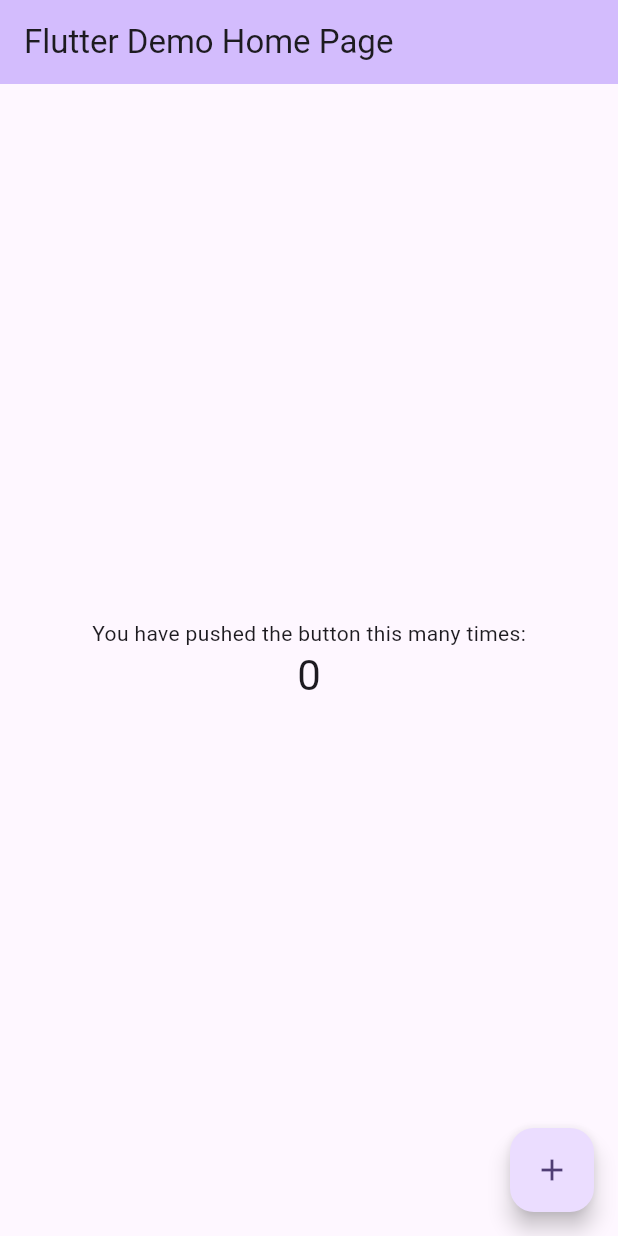
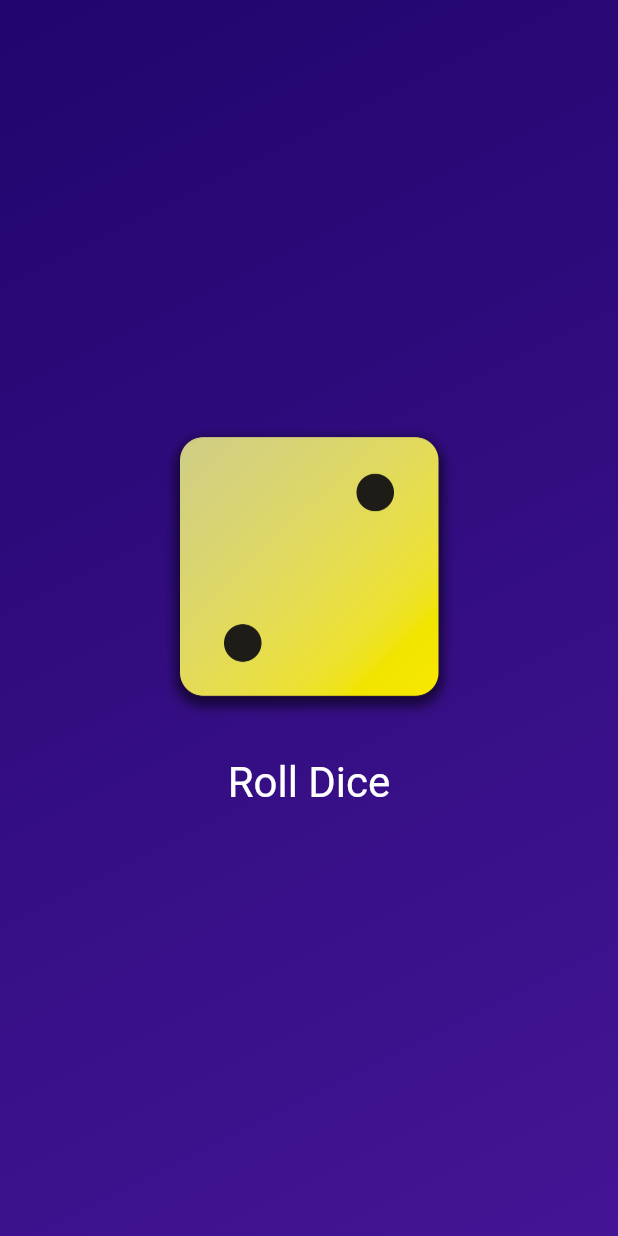
Before and after one commit to haydaridayoff/flutter-pizzaria, a Flutter app: the screen it shows after launch, on a phone screen of 412 x 824 dp. Run offline on Flutter 3.47's test engine with Material 3 defaults, Android fonts, the phone set to English and light mode, and no system bars.

Commit message:
Add new files and update existing files for Flutter Pizzaria app

```diff
--- /dev/null
+++ b/lib/dice_roller.dart
@@ -0,0 +1,51 @@
+import 'dart:math';
+
+import 'package:flutter/material.dart';
+
+final randomizer = Random();
+
+class DiceRoller extends StatefulWidget {
+  const DiceRoller({super.key});
+
+  @override
+  State<DiceRoller> createState() {
+    return _DiceRollerState();
+  }
+}
+
+class _DiceRollerState extends State<DiceRoller> {
+  var currentDiceRoll = 2;
+
+  void rollDice() {
+    setState(() {
+      currentDiceRoll = randomizer.nextInt(6) + 1;
+    });
+  }
+
+  @override
+  Widget build(context) {
+    return Column(
+      mainAxisSize: MainAxisSize.min,
+      children: [
+        Image.asset(
+          'assets/images/dice-$currentDiceRoll.png',
+          width: 200,
+        ),
+        const SizedBox(height: 20),
+        TextButton(
+          onPressed: rollDice,
+          style: TextButton.styleFrom(
+            // padding: const EdgeInsets.only(
+            //   top: 20,
+            // ),
+            foregroundColor: Colors.white,
+            textStyle: const TextStyle(
+              fontSize: 28,
+            ),
+          ),
+          child: const Text('Roll Dice'),
+        )
+      ],
+    );
+  }
+}
--- /dev/null
+++ b/lib/gradient_container.dart
@@ -0,0 +1,55 @@
+import 'package:flutter/material.dart';
+
+import 'package:flutter_pizzaria/dice_roller.dart';
+
+const startAlignment = Alignment.topLeft;
+const endAlignment = Alignment.bottomRight;
+
+class GradientContainer extends StatelessWidget {
+  const GradientContainer(this.color1, this.color2, {super.key});
+
+  const GradientContainer.purple({super.key})
+      : color1 = Colors.deepPurple,
+        color2 = Colors.indigo;
+
+  final Color color1;
+  final Color color2;
+
+  @override
+  Widget build(context) {
+    return Container(
+      decoration: BoxDecoration(
+        gradient: LinearGradient(
+          colors: [color1, color2],
+          begin: startAlignment,
+          end: endAlignment,
+        ),
+      ),
+      child: const Center(
+        child: DiceRoller(),
+      ),
+    );
+  }
+}
+
+// class GradientContainer extends StatelessWidget {
+//   const GradientContainer({super.key, required this.colors});
+
+//   final List<Color> colors;
+
+//   @override
+//   Widget build(context) {
+//     return Container(
+//       decoration: BoxDecoration(
+//         gradient: LinearGradient(
+//           colors: colors,
+//           begin: startAlignment,
+//           end: endAlignment,
+//         ),
+//       ),
+//       child: const Center(
+//         child: StyledText('Hello World!'),
+//       ),
+//     );
+//   }
+// }
--- a/lib/main.dart
+++ b/lib/main.dart
@@ -1,125 +1,16 @@
 import 'package:flutter/material.dart';
 
+import 'package:flutter_pizzaria/gradient_container.dart';
+
 void main() {
-  runApp(const MyApp());
-}
-
-class MyApp extends StatelessWidget {
-  const MyApp({super.key});
-
-  // This widget is the root of your application.
-  @override
-  Widget build(BuildContext context) {
-    return MaterialApp(
-      title: 'Flutter Demo',
-      theme: ThemeData(
-        // This is the theme of your application.
-        //
-        // TRY THIS: Try running your application with "flutter run". You'll see
-        // the application has a purple toolbar. Then, without quitting the app,
-        // try changing the seedColor in the colorScheme below to Colors.green
-        // and then invoke "hot reload" (save your changes or press the "hot
-        // reload" button in a Flutter-supported IDE, or press "r" if you used
-        // the command line to start the app).
-        //
-        // Notice that the counter didn't reset back to zero; the application
-        // state is not lost during the reload. To reset the state, use hot
-        // restart instead.
-        //
-        // This works for code too, not just values: Most code changes can be
-        // tested with just a hot reload.
-        colorScheme: ColorScheme.fromSeed(seedColor: Colors.deepPurple),
-        useMaterial3: true,
-      ),
-      home: const MyHomePage(title: 'Flutter Demo Home Page'),
-    );
-  }
-}
-
-class MyHomePage extends StatefulWidget {
-  const MyHomePage({super.key, required this.title});
-
-  // This widget is the home page of your application. It is stateful, meaning
-  // that it has a State object (defined below) that contains fields that affect
-  // how it looks.
-
-  // This class is the configuration for the state. It holds the values (in this
-  // case the title) provided by the parent (in this case the App widget) and
-  // used by the build method of the State. Fields in a Widget subclass are
-  // always marked "final".
-
-  final String title;
-
-  @override
-  State<MyHomePage> createState() => _MyHomePageState();
-}
-
-class _MyHomePageState extends State<MyHomePage> {
-  int _counter = 0;
-
-  void _incrementCounter() {
-    setState(() {
-      // This call to setState tells the Flutter framework that something has
-      // changed in this State, which causes it to rerun the build method below
-      // so that the display can reflect the updated values. If we changed
-      // _counter without calling setState(), then the build method would not be
-      // called again, and so nothing would appear to happen.
-      _counter++;
-    });
-  }
-
-  @override
-  Widget build(BuildContext context) {
-    // This method is rerun every time setState is called, for instance as done
-    // by the _incrementCounter method above.
-    //
-    // The Flutter framework has been optimized to make rerunning build methods
-    // fast, so that you can just rebuild anything that needs updating rather
-    // than having to individually change instances of widgets.
-    return Scaffold(
-      appBar: AppBar(
-        // TRY THIS: Try changing the color here to a specific color (to
-        // Colors.amber, perhaps?) and trigger a hot reload to see the AppBar
-        // change color while the other colors stay the same.
-        backgroundColor: Theme.of(context).colorScheme.inversePrimary,
-        // Here we take the value from the MyHomePage object that was created by
-        // the App.build method, and use it to set our appbar title.
-        title: Text(widget.title),
-      ),
-      body: Center(
-        // Center is a layout widget. It takes a single child and positions it
-        // in the middle of the parent.
-        child: Column(
-          // Column is also a layout widget. It takes a list of children and
-          // arranges them vertically. By default, it sizes itself to fit its
-          // children horizontally, and tries to be as tall as its parent.
-          //
-          // Column has various properties to control how it sizes itself and
-          // how it positions its children. Here we use mainAxisAlignment to
-          // center the children vertically; the main axis here is the vertical
-          // axis because Columns are vertical (the cross axis would be
-          // horizontal).
-          //
-          // TRY THIS: Invoke "debug painting" (choose the "Toggle Debug Paint"
-          // action in the IDE, or press "p" in the console), to see the
-          // wireframe for each widget.
-          mainAxisAlignment: MainAxisAlignment.center,
-          children: <Widget>[
-            const Text(
-              'You have pushed the button this many times:',
-            ),
-            Text(
-              '$_counter',
-              style: Theme.of(context).textTheme.headlineMedium,
-            ),
-          ],
+  runApp(
+    const MaterialApp(
+      home: Scaffold(
+        body: GradientContainer(
+          Color.fromARGB(255, 33, 5, 109),
+          Color.fromARGB(255, 68, 21, 149),
         ),
       ),
-      floatingActionButton: FloatingActionButton(
-        onPressed: _incrementCounter,
-        tooltip: 'Increment',
-        child: const Icon(Icons.add),
-      ), // This trailing comma makes auto-formatting nicer for build methods.
-    );
-  }
+    ),
+  );
 }
--- /dev/null
+++ b/lib/styled_text.dart
@@ -0,0 +1,18 @@
+import 'package:flutter/material.dart';
+
+class StyledText extends StatelessWidget {
+  const StyledText(this.text, {super.key});
+
+  final String text;
+
+  @override
+  Widget build(context) {
+    return Text(
+      text,
+      style: const TextStyle(
+        color: Colors.white,
+        fontSize: 28,
+      ),
+    );
+  }
+}
```
Also changed, not shown: pubspec.yaml (+9 -7 lines), assets/images/dice-1.png (added), assets/images/dice-2.png (added), assets/images/dice-3.png (added), assets/images/dice-4.png (added), assets/images/dice-5.png (added), assets/images/dice-6.png (added).
